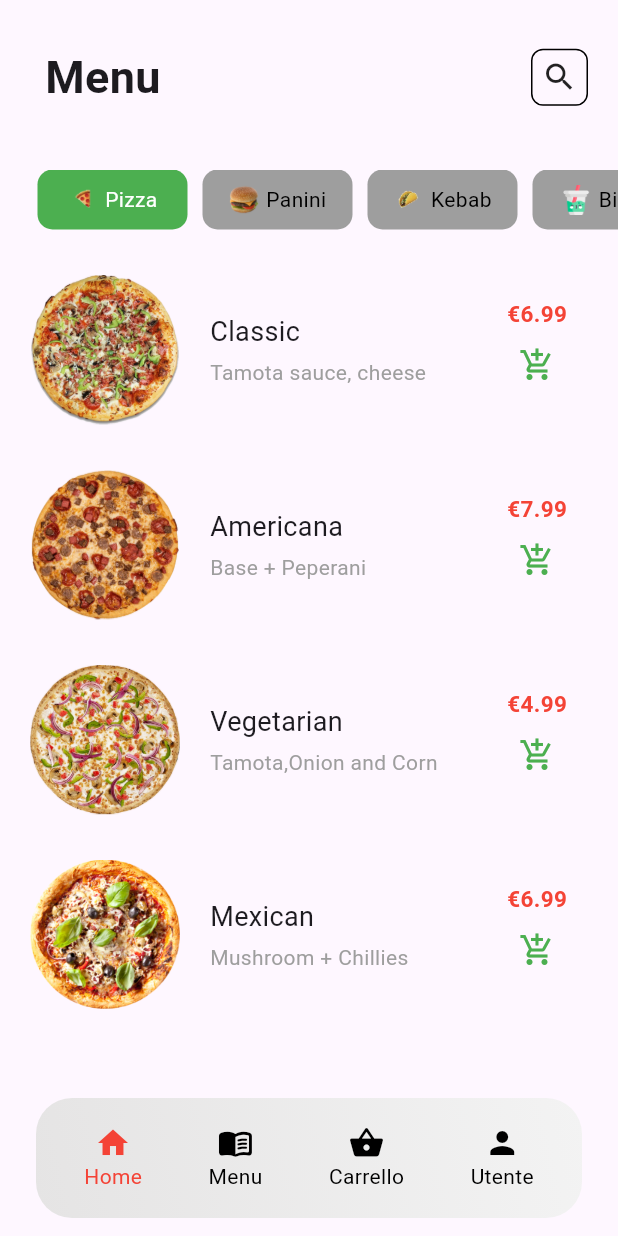
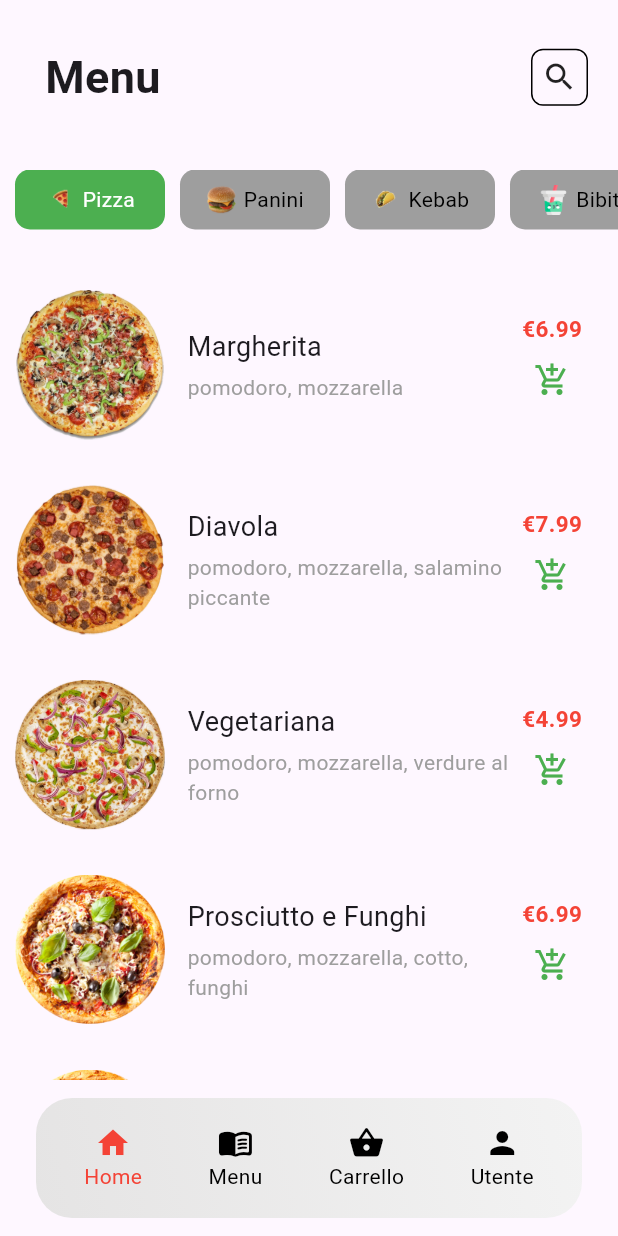
Before and after one commit to umberto-bianchin/app-pizzeria, a Flutter app: the screen it shows after launch, swiped to page 2, on a phone screen of 412 x 824 dp. Run offline on Flutter 3.47's test engine with Material 2 defaults, Android fonts, the phone set to English and light mode, and no system bars; our stand-ins replace google_maps_flutter; Roboto replaces fonts that are missing (Gilroy); statements that could not run were skipped.

Commit message:
updated menu

```diff
--- a/lib/data/menu_items_list.dart
+++ b/lib/data/menu_items_list.dart
@@ -4,46 +4,54 @@ import 'package:app_pizzeria/widget/menu_item.dart';
 const items = [
   MenuItem(
     pizzaImage: "assets/images/classic.png",
-    name: "Classic",
-    ingredients: "Tamota sauce, cheese",
-    price: "6.99",
+    name: "Margherita",
+    ingredients: ["pomodoro", "mozzarella"],
+    price: 6.99,
     category: Categories.pizza,
   ),
   MenuItem(
     pizzaImage: "assets/images/americana.png",
-    name: "Americana",
-    ingredients: "Base + Peperani",
-    price: "7.99",
+    name: "Diavola",
+    ingredients: ["pomodoro", "mozzarella", "salamino piccante"],
+    price: 7.99,
     category: Categories.pizza,
   ),
   MenuItem(
     pizzaImage: "assets/images/veg.png",
-    name: "Vegetarian",
-    ingredients: "Tamota,Onion and Corn",
-    price: "4.99",
+    name: "Vegetariana",
+    ingredients: ["pomodoro", "mozzarella", "verdure al forno"],
+    price: 4.99,
     category: Categories.pizza,
   ),
   MenuItem(
     pizzaImage: "assets/images/mexicanPizza.png",
-    name: "Mexican",
-    ingredients: "Mushroom + Chillies",
-    price: "6.99",
+    name: "Prosciutto e Funghi",
+    ingredients: ["pomodoro", "mozzarella", "cotto", "funghi"],
+    price: 6.99,
+    category: Categories.pizza,
+  ),
+  MenuItem(
+    pizzaImage: "assets/images/mexicanPizza.png",
+    name: "Bea",
+    ingredients: [
+      "pomodoro",
+      "mozzarella",
+      "cotto",
+      "salsiccia",
+      "salamino",
+      "piselli",
+      "peperoni",
+      "zucchine",
+      "grana"
+    ],
+    price: 9,
+    category: Categories.pizza,
+  ),
+  MenuItem(
+    pizzaImage: "assets/images/mexicanPizza.png",
+    name: "Tonno e Cipolla",
+    ingredients: ["pomodoro", "mozzarella", "tonno", "cipolla"],
+    price: 6.99,
     category: Categories.pizza,
   )
 ];
-
-/*
-class Item {
-  Item(
-      {required this.image,
-      required this.name,
-      required this.ingredients,
-      required this.price,
-      required this.category});
-
-  String image;
-  String name;
-  List<String> ingredients;
-  int price;
-  String category;
-} */
--- a/lib/screen/menu.dart
+++ b/lib/screen/menu.dart
@@ -63,9 +63,12 @@ class _DetailPageState extends State<DetailPage> {
           height: 40,
         ),
         CategoriesButton(changeCategory),
+        const SizedBox(
+          height: 10,
+        ),
         Expanded(
           child: Container(
-            padding: const EdgeInsets.fromLTRB(20.0, 0.0, 20.0, 0.0),
+            padding: const EdgeInsets.fromLTRB(10.0, 0.0, 20.0, 0.0),
             child: ListView(
               shrinkWrap: true,
               children: items
@@ -94,7 +97,7 @@ class _DetailPageState extends State<DetailPage> {
               builder:
                   (BuildContext context, ScrollController scrollController) {
                 return Padding(
-                  padding: const EdgeInsets.all(8.0),
+                  padding: const EdgeInsets.all(15.0),
                   child: Column(
                     children: [
                       Row(
@@ -102,15 +105,9 @@ class _DetailPageState extends State<DetailPage> {
                           Expanded(
                             child: SearchBar(
                               leading: const Padding(
-                                padding: EdgeInsets.all(5.0),
+                                padding: EdgeInsets.all(10.0),
                                 child: Icon(Icons.search),
                               ),
-                              trailing: [
-                                IconButton(
-                                  icon: const Icon(Icons.filter_list),
-                                  onPressed: () {},
-                                ),
-                              ],
                               hintText: "Cerca quello che vuoi ordinare",
                               onChanged: (value) {
                                 setState(() {
--- a/lib/widget/categories_buttons_tab.dart
+++ b/lib/widget/categories_buttons_tab.dart
@@ -1,6 +1,11 @@
 import 'package:flutter/material.dart';
 
-enum Categories { pizza, bibite, panini, kebab }
+enum Categories {
+  pizza,
+  bibite,
+  panini,
+  kebab,
+}
 
 class CategoriesButton extends StatefulWidget {
   const CategoriesButton(this.onCategorychange, {super.key});
@@ -34,7 +39,7 @@ class _CategoriesButtonState extends State<CategoriesButton> {
       height: 40.0,
       child: ListView(
         scrollDirection: Axis.horizontal,
-        padding: const EdgeInsets.only(left: 15, right: 10),
+        padding: const EdgeInsets.only(right: 10),
         children: [
           for (Pair pair in listCategories)
             category(
@@ -72,10 +77,12 @@ class _CategoriesButtonState extends State<CategoriesButton> {
               const SizedBox(
                 width: 5.0,
               ),
-              Text(capitalize(nameCat.name),
-                  style: TextStyle(
-                    color: menuColor,
-                  ))
+              Text(
+                capitalize(nameCat.name),
+                style: TextStyle(
+                  color: menuColor,
+                ),
+              )
             ],
           ),
         ),
--- a/lib/widget/menu_item.dart
+++ b/lib/widget/menu_item.dart
@@ -12,8 +12,8 @@ class MenuItem extends StatelessWidget {
 
   final String pizzaImage;
   final String name;
-  final String ingredients;
-  final String price;
+  final List<String> ingredients;
+  final double price;
   final Categories category;
 
   @override
@@ -25,14 +25,17 @@ class MenuItem extends StatelessWidget {
         child: Stack(
           children: [
             Container(
-              padding: const EdgeInsets.only(left: 120.0, right: 10),
+              padding: const EdgeInsets.only(left: 115.0),
               decoration: BoxDecoration(
                 borderRadius: BorderRadius.circular(15.0),
               ),
               child: Row(
                 mainAxisAlignment: MainAxisAlignment.spaceBetween,
                 children: [
-                  Column(
+                  Expanded(
+                    child: InkWell(
+                      splashColor: Colors.transparent,
+                      child: Column(
                         mainAxisAlignment: MainAxisAlignment.center,
                         crossAxisAlignment: CrossAxisAlignment.start,
                         children: [
@@ -46,16 +49,59 @@ class MenuItem extends StatelessWidget {
                             height: 4.0,
                           ),
                           Text(
-                        ingredients,
+                            ingredients.join(", "),
+                            overflow: TextOverflow.ellipsis,
+                            maxLines: 3,
                             style: const TextStyle(color: Colors.grey),
                           )
                         ],
+                      ),
+                      onTap: () {
+                        showDialog(
+                            context: context,
+                            builder: (context) {
+                              return SimpleDialog(
+                                alignment: Alignment.center,
+                                title: Text(
+                                  name,
+                                  textAlign: TextAlign.center,
+                                ),
+                                children: [
+                                  Padding(
+                                    padding: const EdgeInsets.symmetric(
+                                        horizontal: 20),
+                                    child: Text(
+                                      ingredients.join(", "),
+                                    ),
+                                  ),
+                                  Row(
+                                    mainAxisAlignment: MainAxisAlignment.end,
+                                    children: [
+                                      TextButton(
+                                        onPressed: () {
+                                          Navigator.of(context).pop();
+                                        },
+                                        child: const Text(
+                                          'Ok',
+                                          style: TextStyle(
+                                            fontSize: 17,
+                                            color: Colors.black,
+                                          ),
+                                        ),
+                                      ),
+                                    ],
+                                  )
+                                ],
+                              );
+                            });
+                      },
+                    ),
                   ),
                   Column(
                     mainAxisAlignment: MainAxisAlignment.center,
                     children: [
                       Text(
-                        "€$price",
+                        "€${price.toStringAsFixed(2)}",
                         style: const TextStyle(
                             fontWeight: FontWeight.bold,
                             color: Colors.red,
@@ -79,7 +125,8 @@ class MenuItem extends StatelessWidget {
                 image: AssetImage(pizzaImage),
                 height: 100.0,
                 width: 100.0,
-                ))
+              ),
+            )
           ],
         ),
       ),
--- a/lib/widget/search_result.dart
+++ b/lib/widget/search_result.dart
@@ -13,7 +13,7 @@ class SearchResult extends StatelessWidget {
       children: items
           .where((element) =>
               element.name.toLowerCase().contains(name.toLowerCase()) ||
-              element.ingredients.toLowerCase().contains(name.toLowerCase()))
+              element.ingredients.contains(name.toLowerCase()))
           .toList(),
     );
   }
```
Lines whose indentation alone changed are shown as unchanged.
